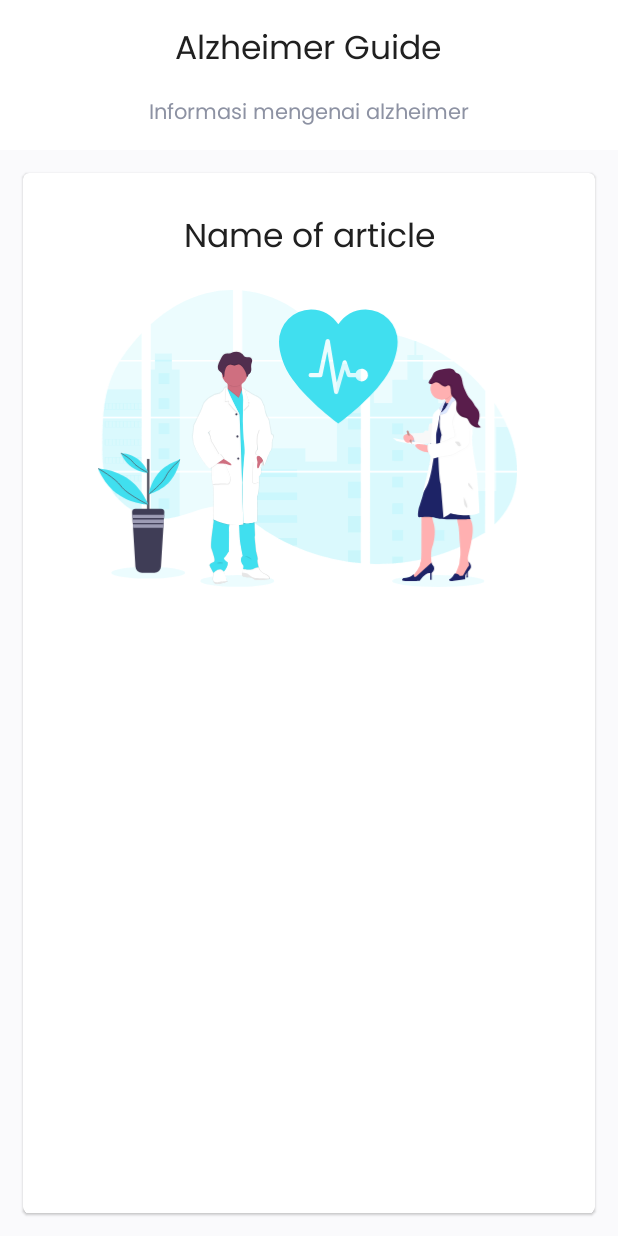
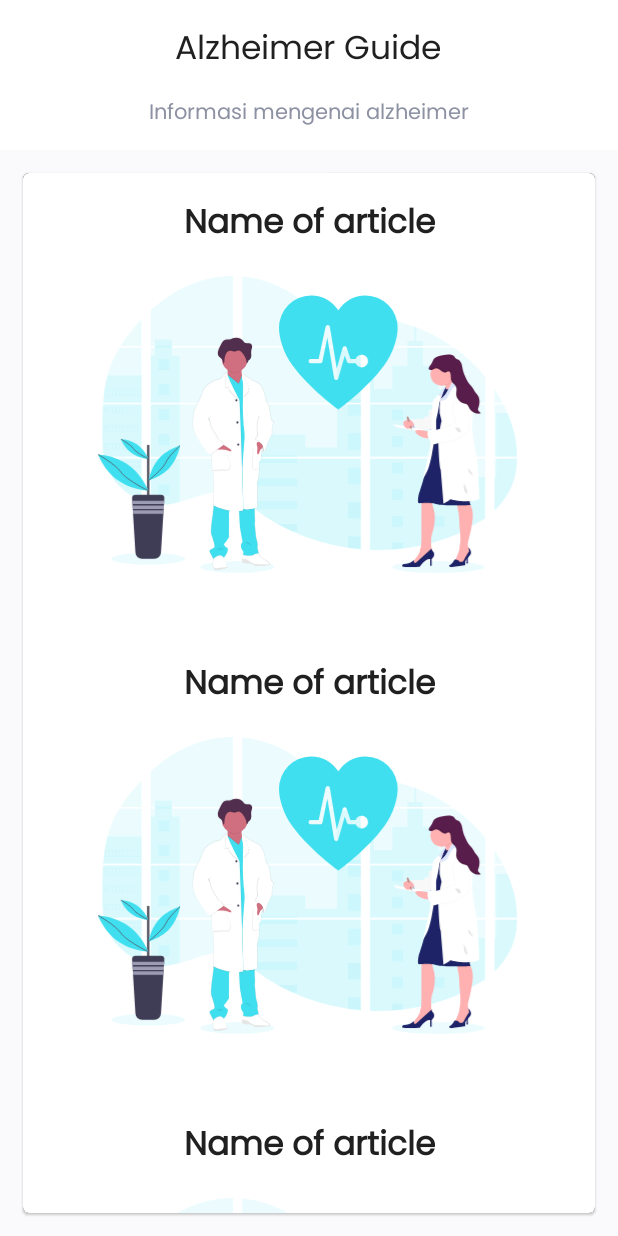
Before and after one commit to nazirxz/Capstone-Project-Alzheimer, an Android app: the layout fragment_caretaker_guide_detail.xml on its own in the app's theme, with its tools: preview values and no code run, on a phone screen of 412 x 824 dp. Run offline under Robolectric (Android 15) with nearby library versions, the phone set to English and light mode, and no system bars.

Commit message:
adding guide caretaker (work)

```diff
--- a/app/src/main/java/com/capstone/alzheimercare/ui/CaretakerActivity.kt
+++ b/app/src/main/java/com/capstone/alzheimercare/ui/CaretakerActivity.kt
@@ -7,6 +7,7 @@ import androidx.fragment.app.Fragment
 import androidx.fragment.app.FragmentTransaction
 import com.capstone.alzheimercare.R
 import com.capstone.alzheimercare.databinding.ActivityCaretakerBinding
+import com.capstone.alzheimercare.ui.caretaker.guide.GuideFragment
 import com.capstone.alzheimercare.ui.caretaker.scanner.ScannerFragment
 import com.google.android.material.bottomnavigation.BottomNavigationView
 import com.google.android.material.dialog.MaterialAlertDialogBuilder
@@ -25,7 +26,7 @@ class CaretakerActivity : AppCompatActivity(), BottomNavigationView.OnNavigation
     override fun onNavigationItemSelected(item: MenuItem): Boolean {
         when (item.itemId) {
             R.id.navigation_scanner -> loadFragment(ScannerFragment())
-            R.id.navigation_guide -> loadFragment()
+            R.id.navigation_guide -> loadFragment(GuideFragment())
         }
         return true
     }
@@ -38,7 +39,6 @@ class CaretakerActivity : AppCompatActivity(), BottomNavigationView.OnNavigation
                     .setTransition(FragmentTransaction.TRANSIT_FRAGMENT_FADE)
                     .commit()
             }
-
             return true
         }
         return false
--- /dev/null
+++ b/app/src/main/java/com/capstone/alzheimercare/ui/caretaker/guide/DataClassGuide.kt
@@ -0,0 +1,6 @@
+package com.capstone.alzheimercare.ui.caretaker.guide
+
+data class DataClassGuide (
+    var guideName : String,
+    var description : String,
+    var image : Int = 0)
--- a/app/src/main/res/layout/fragment_caretaker_guide_detail.xml
+++ b/app/src/main/res/layout/fragment_caretaker_guide_detail.xml
@@ -5,7 +5,8 @@
     android:orientation="vertical"
     android:layout_width="match_parent"
     android:layout_height="match_parent"
-    android:background="@color/bluewhite">
+    android:background="@color/bluewhite"
+    tools:context=".ui.caretaker.guide.ListGuideDetail">
 
     <androidx.constraintlayout.widget.ConstraintLayout
         android:layout_width="match_parent"
@@ -47,54 +48,13 @@
             android:layout_marginTop="15dp"
             android:layout_marginBottom="15dp">
 
-            <androidx.core.widget.NestedScrollView
+            <androidx.recyclerview.widget.RecyclerView
+                android:id="@+id/rcListDetail"
                 android:layout_width="match_parent"
-                android:layout_height="match_parent"
-                android:overScrollMode="never">
+                android:layout_height="wrap_content"
+                android:background="#333333"
+                tools:listitem="@layout/item_guide_detail"/>
 
-                <androidx.constraintlayout.widget.ConstraintLayout
-                    android:layout_width="match_parent"
-                    android:layout_height="match_parent">
 
-                    <TextView
-                        android:id="@+id/tv_item_date"
-                        style="@style/TextView.PoppinsNormal22sp020202"
-                        android:layout_width="wrap_content"
-                        android:layout_height="wrap_content"
-                        android:layout_marginTop="25dp"
-                        android:ellipsize="end"
-                        android:maxLines="1"
-                        app:layout_constraintEnd_toEndOf="parent"
-                        app:layout_constraintStart_toStartOf="parent"
-                        app:layout_constraintTop_toTopOf="parent"
-                        tools:text="@string/article_guide" />
-
-                    <ImageView
-                        android:id="@+id/imgGuide"
-                        android:layout_width="302dp"
-                        android:layout_height="198dp"
-                        android:layout_marginTop="16dp"
-                        android:src="@drawable/ic_guide_image"
-                        app:layout_constraintEnd_toEndOf="parent"
-                        app:layout_constraintHorizontal_bias="0.487"
-                        app:layout_constraintStart_toStartOf="parent"
-                        app:layout_constraintTop_toBottomOf="@+id/tv_item_date" />
-
-                    <TextView
-                        android:id="@+id/tv_item_description"
-                        style="@style/TextView.PoppinsNormal14sp8D92A3"
-                        android:layout_width="298dp"
-                        android:layout_height="200dp"
-                        android:layout_marginTop="12dp"
-                        android:ellipsize="end"
-                        android:maxLines="3"
-                        android:textSize="16sp"
-                        app:layout_constraintEnd_toEndOf="parent"
-                        app:layout_constraintHorizontal_bias="0.441"
-                        app:layout_constraintStart_toStartOf="parent"
-                        app:layout_constraintTop_toBottomOf="@+id/imgGuide"
-                        tools:text="@tools:sample/lorem/random" />
-                </androidx.constraintlayout.widget.ConstraintLayout>
-            </androidx.core.widget.NestedScrollView>
         </com.google.android.material.card.MaterialCardView>
 </LinearLayout>
--- /dev/null
+++ b/app/src/main/res/layout/item_guide_detail.xml
@@ -0,0 +1,57 @@
+<?xml version="1.0" encoding="utf-8"?>
+<androidx.core.widget.NestedScrollView xmlns:android="http://schemas.android.com/apk/res/android"
+    xmlns:app="http://schemas.android.com/apk/res-auto"
+    xmlns:tools="http://schemas.android.com/tools"
+    android:layout_width="match_parent"
+    android:layout_height="wrap_content"
+    android:background="@color/white">
+        <androidx.constraintlayout.widget.ConstraintLayout
+            android:layout_width="match_parent"
+            android:layout_height="wrap_content">
+
+            <TextView
+                android:id="@+id/tv_item_name"
+                style="@style/TextView.PoppinsNormal22sp020202"
+                android:layout_width="0dp"
+                android:layout_height="wrap_content"
+                android:layout_marginLeft="16dp"
+                android:layout_marginTop="16dp"
+                android:layout_marginRight="16dp"
+                android:singleLine="false"
+                android:maxLines="3"
+                android:textAlignment="center"
+                android:textStyle="bold"
+                app:layout_constraintEnd_toEndOf="parent"
+                app:layout_constraintStart_toStartOf="parent"
+                app:layout_constraintTop_toTopOf="parent"
+                tools:text="@string/article_guide" />
+
+            <ImageView
+                android:id="@+id/iv_item_picture"
+                android:layout_width="302dp"
+                android:layout_height="198dp"
+                android:layout_marginTop="16dp"
+                android:src="@drawable/ic_guide_image"
+                app:layout_constraintEnd_toEndOf="parent"
+                app:layout_constraintHorizontal_bias="0.487"
+                app:layout_constraintStart_toStartOf="parent"
+                app:layout_constraintTop_toBottomOf="@+id/tv_item_name" />
+
+            <TextView
+                android:id="@+id/tv_item_description"
+                style="@style/TextView.PoppinsNormal14sp8D92A3"
+                android:layout_width="380dp"
+                android:layout_height="wrap_content"
+                android:layout_marginStart="15dp"
+                android:layout_marginTop="20dp"
+                android:layout_marginEnd="15dp"
+                android:ellipsize="end"
+                android:textSize="12sp"
+                app:layout_constraintBottom_toBottomOf="parent"
+                app:layout_constraintEnd_toEndOf="parent"
+                app:layout_constraintHorizontal_bias="0.488"
+                app:layout_constraintStart_toStartOf="parent"
+                app:layout_constraintTop_toBottomOf="@+id/iv_item_picture"
+                tools:text="@tools:sample/lorem/random" />
+        </androidx.constraintlayout.widget.ConstraintLayout>
+</androidx.core.widget.NestedScrollView>
```
Also changed, not shown: app/src/main/java/com/capstone/alzheimercare/ui/caretaker/guide/GuideFragment.kt (added, +67 -0 lines), app/src/main/java/com/capstone/alzheimercare/ui/caretaker/guide/ListGuideAdapter.kt (added, +49 -0 lines), app/src/main/java/com/capstone/alzheimercare/ui/caretaker/guide/ListGuideDetail.kt (added, +40 -0 lines), app/src/main/java/com/capstone/alzheimercare/ui/caretaker/guide/dummyGuide.kt (added, +57 -0 lines), app/src/main/res/layout/fragment_caretaker_guide.xml (+8 -5 lines), app/src/main/res/layout/item_guide.xml (+7 -5 lines), app/src/main/res/drawable-v24/gejalaawal.jpeg (added).
